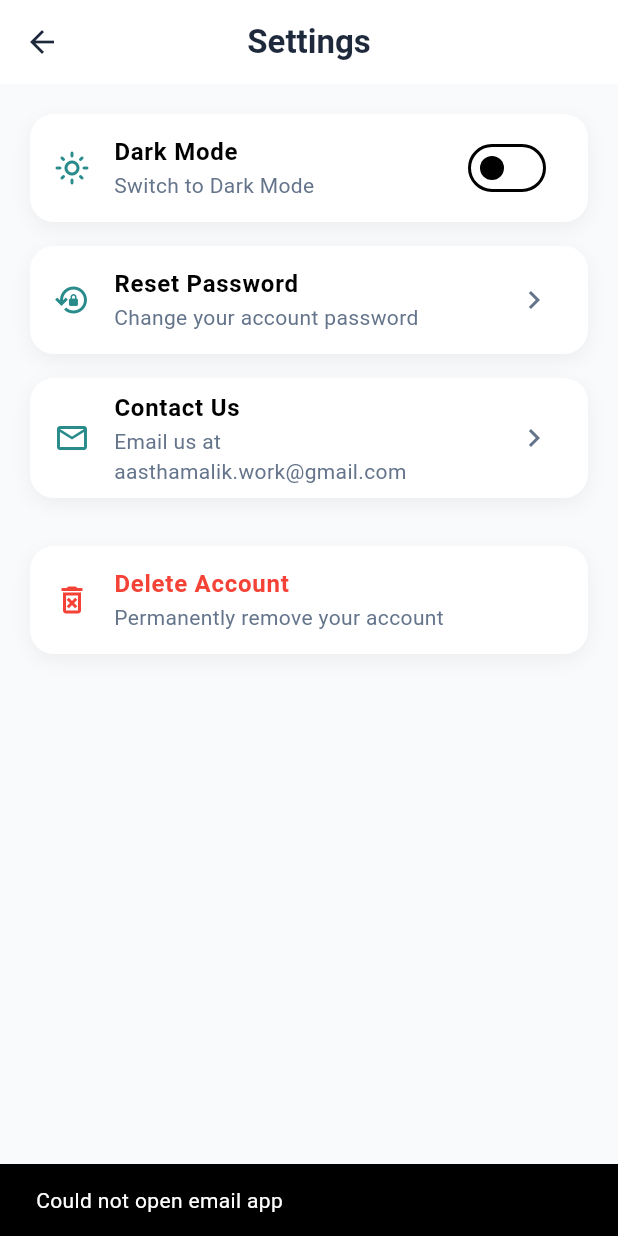
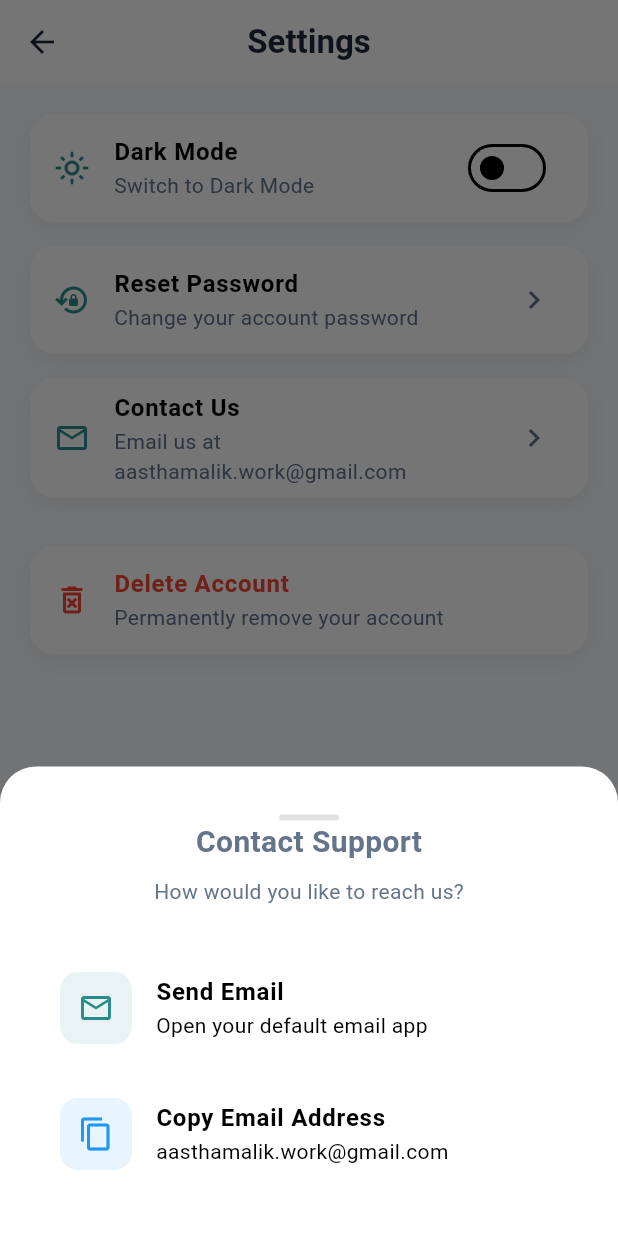
Before and after one commit to aastha-malik/ChikitsaCloud, a Flutter app: the SettingsScreen screen opened by its route, after a tap on "Contact Us", on a phone screen of 412 x 824 dp. Run offline on Flutter 3.47's test engine with Material 3 defaults, Android fonts, the phone set to English and light mode, and no system bars; our stand-ins replace dio, file_picker, flutter_secure_storage, geolocator, open_filex, qr_flutter; missing offline and left inert: mobile_scanner; accounts and stored records are empty; statements that could not run were skipped.

Commit message:
feat: enhance contact us with copy to clipboard option

```diff
--- a/frontend/lib/screens/settings_screen.dart
+++ b/frontend/lib/screens/settings_screen.dart
@@ -5,6 +5,7 @@ import '../presentation/providers/theme_provider.dart';
 import '../presentation/providers/auth_provider.dart';
 import '../routes/app_routes.dart';
 import 'package:url_launcher/url_launcher.dart';
+import 'package:flutter/services.dart';
 
 class SettingsScreen extends StatelessWidget {
   const SettingsScreen({super.key});
@@ -73,6 +74,74 @@ class SettingsScreen extends StatelessWidget {
           );
         }
       }
+    }
+
+    void _showContactOptions() {
+      showModalBottomSheet(
+        context: context,
+        backgroundColor: Theme.of(context).cardColor,
+        shape: const RoundedRectangleBorder(borderRadius: BorderRadius.vertical(top: Radius.circular(24))),
+        builder: (context) => Container(
+          padding: const EdgeInsets.symmetric(vertical: 32, horizontal: 24),
+          child: Column(
+            mainAxisSize: MainAxisSize.min,
+            children: [
+              Container(
+                width: 40,
+                height: 4,
+                margin: const EdgeInsets.bottom(24),
+                decoration: BoxDecoration(
+                  color: Colors.grey.withOpacity(0.3),
+                  borderRadius: BorderRadius.circular(2),
+                ),
+              ),
+              const Text(
+                'Contact Support',
+                style: TextStyle(fontSize: 20, fontWeight: FontWeight.bold),
+              ),
+              const SizedBox(height: 8),
+              Text(
+                'How would you like to reach us?',
+                style: Theme.of(context).textTheme.bodyMedium,
+              ),
+              const SizedBox(height: 32),
+              ListTile(
+                leading: Container(
+                  padding: const EdgeInsets.all(12),
+                  decoration: BoxDecoration(color: AppTheme.primaryColor.withOpacity(0.1), borderRadius: BorderRadius.circular(12)),
+                  child: const Icon(Icons.email_outlined, color: AppTheme.primaryColor),
+                ),
+                title: const Text('Send Email', style: TextStyle(fontWeight: FontWeight.w600)),
+                subtitle: const Text('Open your default email app'),
+                onTap: () {
+                  Navigator.pop(context);
+                  _contactSupport();
+                },
+              ),
+              const SizedBox(height: 12),
+              ListTile(
+                leading: Container(
+                  padding: const EdgeInsets.all(12),
+                  decoration: BoxDecoration(color: Colors.blue.withOpacity(0.1), borderRadius: BorderRadius.circular(12)),
+                  child: const Icon(Icons.copy_outlined, color: Colors.blue),
+                ),
+                title: const Text('Copy Email Address', style: TextStyle(fontWeight: FontWeight.w600)),
+                subtitle: const Text('aasthamalik.work@gmail.com'),
+                onTap: () {
+                  Clipboard.setData(const ClipboardData(text: 'aasthamalik.work@gmail.com'));
+                  Navigator.pop(context);
+                  ScaffoldMessenger.of(context).showSnackBar(
+                    const SnackBar(
+                      content: Text('Email address copied to clipboard!'),
+                      behavior: SnackBarBehavior.floating,
+                    ),
+                  );
+                },
+              ),
+            ],
+          ),
+        ),
+      );
     }
 
     return Scaffold(
@@ -158,7 +227,7 @@ class SettingsScreen extends StatelessWidget {
                 title: const Text('Contact Us', style: TextStyle(fontWeight: FontWeight.w600)),
                 subtitle: Text('Email us at aasthamalik.work@gmail.com', style: Theme.of(context).textTheme.bodyMedium),
                 trailing: Icon(Icons.chevron_right, color: Theme.of(context).textTheme.bodyMedium?.color),
-                onTap: _contactSupport,
+                onTap: _showContactOptions,
               ),
             ),
             const SizedBox(height: 32),
```
